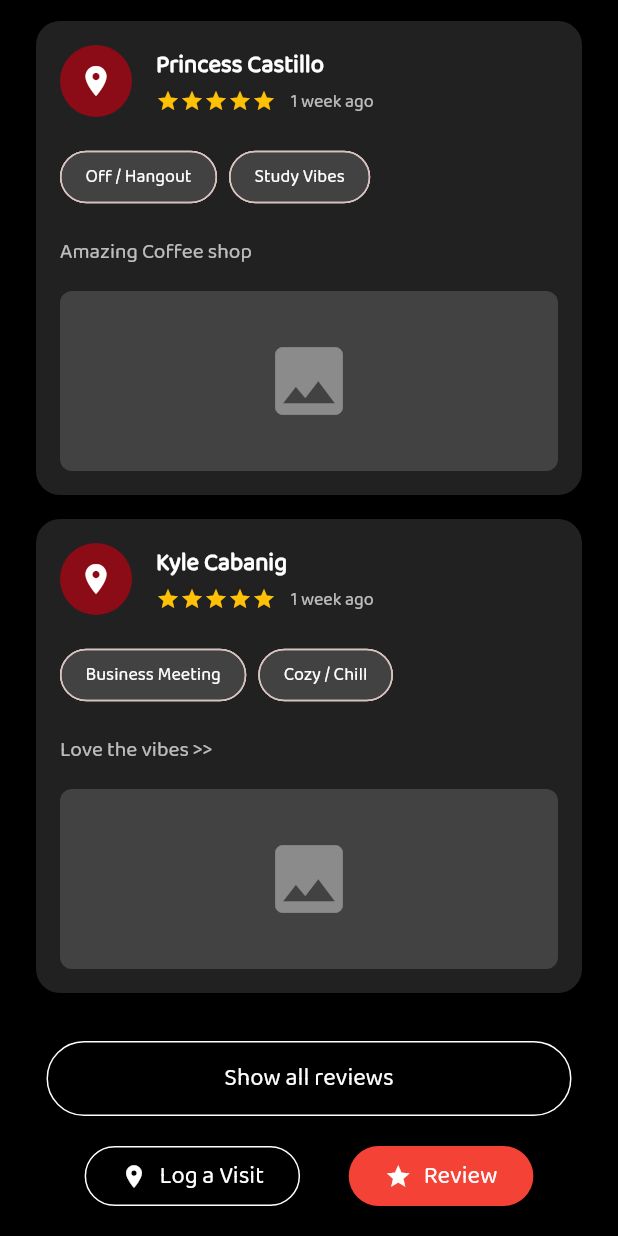
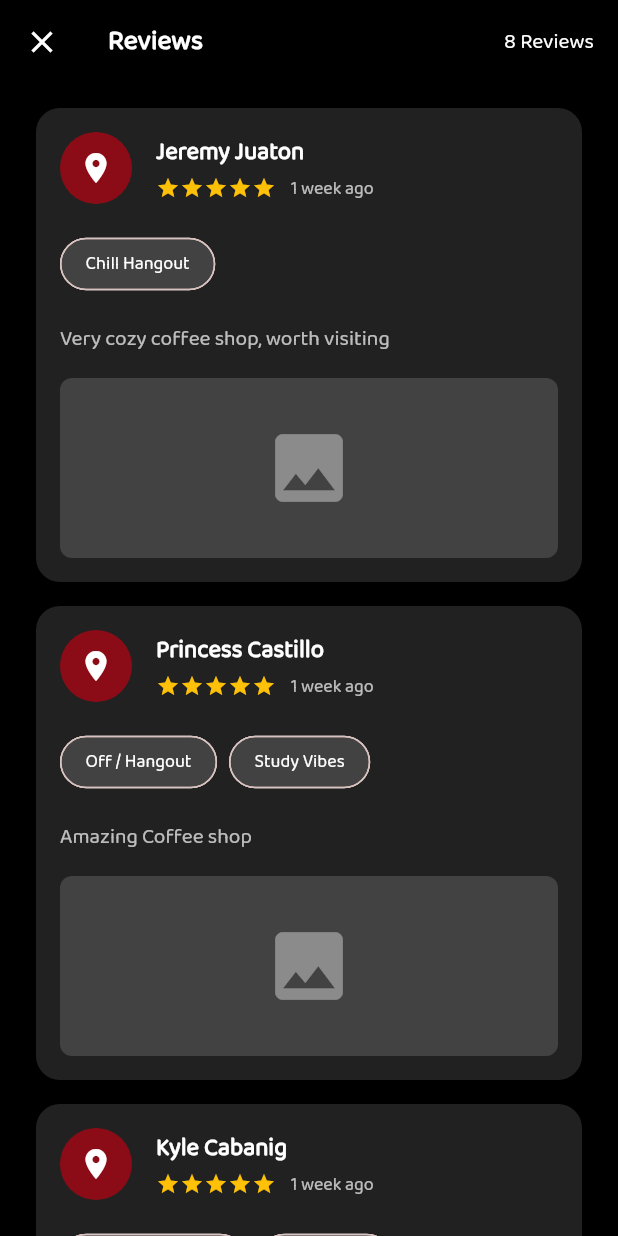
Before and after one commit to lansoyyy/CoFi, a Flutter app: the CafeDetailsScreen screen opened by its route, scrolled down 1971 dp, after a tap on "Show all reviews", on a phone screen of 412 x 824 dp. Run offline on Flutter 3.47's test engine with Material 3 defaults, Android fonts, the phone set to English and light mode, and no system bars; our stand-ins replace fluttertoast, font_awesome_flutter.

Commit message:
added review and log visit screen ui

```diff
--- a/lib/screens/cafe_details_screen.dart
+++ b/lib/screens/cafe_details_screen.dart
@@ -1,6 +1,9 @@
 import 'package:flutter/material.dart';
 import '../widgets/text_widget.dart';
 import '../utils/colors.dart';
+import 'reviews_screen.dart';
+import 'log_visit_screen.dart';
+import 'write_review_screen.dart';
 
 class CafeDetailsScreen extends StatelessWidget {
   const CafeDetailsScreen({super.key});
@@ -118,7 +121,7 @@ class CafeDetailsScreen extends StatelessWidget {
             const SizedBox(height: 32),
             _buildReviewsSummary(),
             _buildReviewsSection(),
-            _buildActionButtons(),
+            _buildActionButtons(context),
           ],
         ),
       ),
@@ -442,13 +445,20 @@ class CafeDetailsScreen extends StatelessWidget {
     );
   }
 
-  Widget _buildActionButtons() {
+  Widget _buildActionButtons(context) {
     return Padding(
       padding: EdgeInsets.fromLTRB(24, 16, 24, 16),
       child: Column(
         children: [
           ElevatedButton(
-            onPressed: () {},
+            onPressed: () {
+              Navigator.push(
+                context,
+                MaterialPageRoute(
+                  builder: (context) => ReviewsScreen(),
+                ),
+              );
+            },
             style: ElevatedButton.styleFrom(
               maximumSize: Size(350, 50),
               minimumSize: Size(350, 50),
@@ -469,7 +479,14 @@ class CafeDetailsScreen extends StatelessWidget {
             mainAxisAlignment: MainAxisAlignment.spaceEvenly,
             children: [
               ElevatedButton(
-                onPressed: () {},
+                onPressed: () {
+                  Navigator.push(
+                    context,
+                    MaterialPageRoute(
+                      builder: (context) => LogVisitScreen(),
+                    ),
+                  );
+                },
                 style: ElevatedButton.styleFrom(
                   backgroundColor: Colors.transparent,
                   side: BorderSide(color: Colors.white),
@@ -490,9 +507,16 @@ class CafeDetailsScreen extends StatelessWidget {
                 ),
               ),
               ElevatedButton(
-                onPressed: () {},
+                onPressed: () {
+                  Navigator.push(
+                    context,
+                    MaterialPageRoute(
+                      builder: (context) => WriteReviewScreen(),
+                    ),
+                  );
+                },
                 style: ElevatedButton.styleFrom(
-                  backgroundColor: Colors.red,
+                  backgroundColor: primary,
                   shape: RoundedRectangleBorder(
                     borderRadius: BorderRadius.circular(30),
                   ),
--- /dev/null
+++ b/lib/screens/reviews_screen.dart
@@ -0,0 +1,166 @@
+import 'package:cofi/utils/colors.dart';
+import 'package:flutter/material.dart';
+import '../widgets/text_widget.dart';
+
+class ReviewsScreen extends StatelessWidget {
+  const ReviewsScreen({Key? key}) : super(key: key);
+
+  @override
+  Widget build(BuildContext context) {
+    return Scaffold(
+      backgroundColor: Colors.black,
+      appBar: AppBar(
+        backgroundColor: Colors.black,
+        title: TextWidget(
+          text: 'Reviews',
+          fontSize: 18,
+          color: Colors.white,
+          isBold: true,
+        ),
+        leading: IconButton(
+          icon: const Icon(Icons.close, color: Colors.white),
+          onPressed: () {
+            Navigator.pop(context);
+          },
+        ),
+        actions: [
+          Padding(
+            padding: const EdgeInsets.only(right: 16),
+            child: TextWidget(
+              text: '8 Reviews',
+              fontSize: 14,
+              color: Colors.white,
+            ),
+          ),
+        ],
+      ),
+      body: ListView(
+        padding: const EdgeInsets.symmetric(horizontal: 24),
+        children: [
+          const SizedBox(height: 16),
+          _buildReviewCard(
+            name: 'Jeremy Juaton',
+            review: 'Very cozy coffee shop, worth visiting',
+            tags: ['Chill Hangout'],
+            imagePath: 'assets/images/review1.jpg',
+          ),
+          _buildReviewCard(
+            name: 'Princess Castillo',
+            review: 'Amazing Coffee shop',
+            tags: ['Off / Hangout', 'Study Vibes'],
+            imagePath: 'assets/images/review2.jpg',
+          ),
+          _buildReviewCard(
+            name: 'Kyle Cabanig',
+            review: 'Love the vibes >>',
+            tags: ['Business Meeting', 'Cozy / Chill'],
+            imagePath: 'assets/images/review3.jpg',
+          ),
+        ],
+      ),
+    );
+  }
+
+  Widget _buildReviewCard({
+    required String name,
+    required String review,
+    required List<String> tags,
+    required String imagePath,
+  }) {
+    return Padding(
+      padding: const EdgeInsets.only(bottom: 16),
+      child: Container(
+        decoration: BoxDecoration(
+          color: Colors.grey[900],
+          borderRadius: BorderRadius.circular(16),
+        ),
+        padding: const EdgeInsets.all(16),
+        child: Column(
+          crossAxisAlignment: CrossAxisAlignment.start,
+          children: [
+            Row(
+              children: [
+                Container(
+                  width: 48,
+                  height: 48,
+                  decoration: const BoxDecoration(
+                    color: primary,
+                    shape: BoxShape.circle,
+                  ),
+                  child: const Center(
+                    child:
+                        Icon(Icons.location_on, color: Colors.white, size: 24),
+                  ),
+                ),
+                const SizedBox(width: 16),
+                Column(
+                  crossAxisAlignment: CrossAxisAlignment.start,
+                  children: [
+                    TextWidget(
+                      text: name,
+                      fontSize: 16,
+                      color: Colors.white,
+                      isBold: true,
+                    ),
+                    const SizedBox(height: 4),
+                    Row(
+                      children: [
+                        Row(
+                          children: List.generate(
+                            5,
+                            (index) => const Icon(Icons.star,
+                                color: Colors.amber, size: 16),
+                          ),
+                        ),
+                        const SizedBox(width: 10),
+                        TextWidget(
+                          text: '1 week ago',
+                          fontSize: 12,
+                          color: Colors.white70,
+                        ),
+                      ],
+                    ),
+                  ],
+                ),
+              ],
+            ),
+            const SizedBox(height: 16),
+            Wrap(
+              spacing: 8,
+              children: tags
+                  .map((tag) => Chip(
+                        shape: RoundedRectangleBorder(
+                            borderRadius: BorderRadius.circular(100)),
+                        label: TextWidget(
+                          text: tag,
+                          fontSize: 12,
+                          color: Colors.white,
+                        ),
+                        backgroundColor: Colors.grey[800],
+                      ))
+                  .toList(),
+            ),
+            const SizedBox(height: 16),
+            TextWidget(
+              text: review,
+              fontSize: 14,
+              color: Colors.white70,
+            ),
+            const SizedBox(height: 16),
+            Container(
+              height: 120,
+              width: double.infinity,
+              decoration: BoxDecoration(
+                borderRadius: BorderRadius.circular(8),
+                color: Colors.grey[800],
+              ),
+              child: const Center(
+                child: Icon(Icons.image, color: Colors.white38, size: 60),
+              ),
+            ),
+          ],
+        ),
+      ),
+    );
+  }
+}
```
Also changed, not shown: lib/screens/log_visit_screen.dart (added, +110 -0 lines), lib/screens/review_shop_screen.dart (added, +185 -0 lines), lib/screens/write_review_screen.dart (added, +129 -0 lines).
